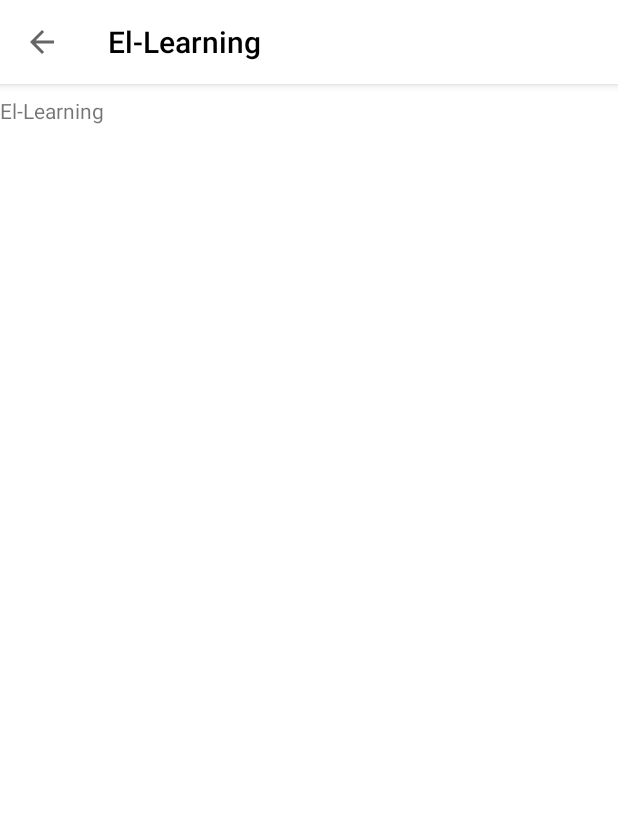
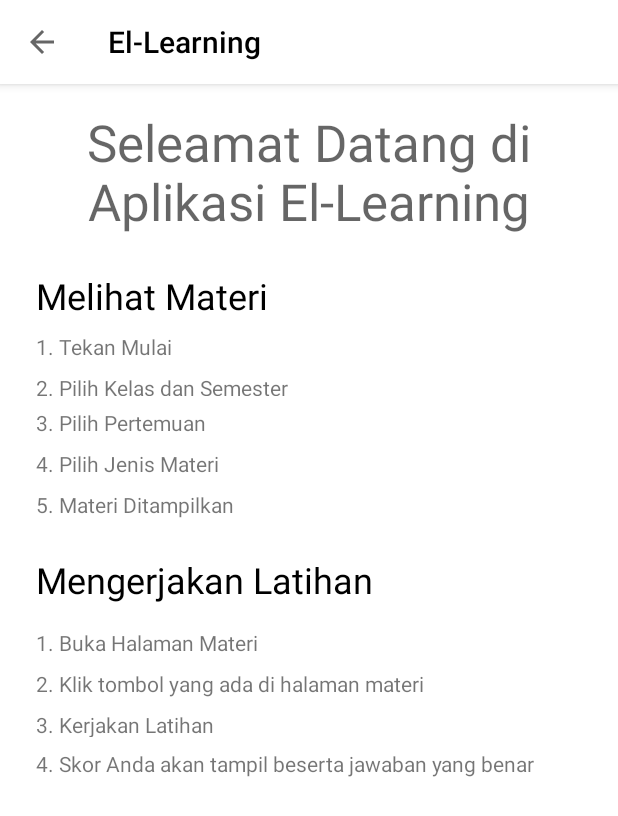
Before and after one commit to adryanev/ElLearning, an Android app: the HelpActivity screen opened directly, with no data from a screen before it, on a phone screen of 412 x 824 dp. Shown: the top 816 px of the screen. Run offline under Robolectric (Android 15) with nearby library versions, the phone set to English and light mode, and no system bars.

Commit message:
Aplikasi Selesai, Silahkan merge ke master

```diff
--- a/app/src/main/assets/materi.json
+++ b/app/src/main/assets/materi.json
@@ -240,8 +240,8 @@
     "kelas" : 7,
     "semester" : 2,
     "pertemuan" : 6,
-    "kategori" : "reading",
-    "fileReference" : "k7_s2_p6_kr.pdf"
+    "kategori" : "listening",
+    "fileReference" : "k7_s2_p6_kl.pdf"
   },
   {
 
--- a/app/src/main/java/com/circlenode/el_learning/activities/HasilActivity.kt
+++ b/app/src/main/java/com/circlenode/el_learning/activities/HasilActivity.kt
@@ -2,6 +2,7 @@ package com.circlenode.el_learning.activities
 
 import android.annotation.SuppressLint
 import android.content.Context
+import android.graphics.Color
 import android.os.Bundle
 import android.view.Gravity
 import android.view.View
@@ -63,6 +64,7 @@ class HasilActivity :AppCompatActivity(){
             textJawabanBenar.gravity = Gravity.CENTER_HORIZONTAL
             textJawabanBenar.text = jawabanBenar[nomor-1]
             textJawabanBenar.setPadding(16,16,16,16)
+            if(jawabanSiswa[nomor-1].equals(jawabanBenar[nomor-1])) tableRow.setBackgroundColor(0x3d5afe00)
             tableRow.addView(textNo,0)
             tableRow.addView(textJawabanSiswa,1)
             tableRow.addView(textJawabanBenar,2)
--- a/app/src/main/java/com/circlenode/el_learning/activities/LatihanActivity.kt
+++ b/app/src/main/java/com/circlenode/el_learning/activities/LatihanActivity.kt
@@ -61,6 +61,10 @@ class LatihanActivity : AppCompatActivity(), View.OnClickListener {
     }
 
     private fun getNextQuestion(){
+        if(AudioPlay.isPlaying()) {
+            AudioPlay.stopAudio()
+            buttonSuara.setImageResource(R.drawable.ic_volume_up_black_24dp)
+        }
         if(nomorSekarang < soalList.size){
             Log.d("LatihanActivity","No sekarang sebelum diubah $nomorSekarang")
             nomorSekarang++;
@@ -155,7 +159,7 @@ class LatihanActivity : AppCompatActivity(), View.OnClickListener {
         super.onDestroy()
         nomorSekarang = 0
         skor = 0
-        AudioPlay.stopAudio()
 
+        if(AudioPlay.isPlaying()) AudioPlay.stopAudio()
     }
 }
--- a/app/src/main/res/layout/activity_help.xml
+++ b/app/src/main/res/layout/activity_help.xml
@@ -22,14 +22,132 @@
         </androidx.appcompat.widget.Toolbar>
     </com.google.android.material.appbar.AppBarLayout>
 
+    <androidx.core.widget.NestedScrollView
+        android:layout_width="match_parent"
+        android:layout_height="wrap_content"
+        app:layout_constraintTop_toBottomOf="@id/appBarHelp"
+        android:layout_marginTop="16dp">
+        <androidx.constraintlayout.widget.ConstraintLayout
+            android:layout_width="match_parent"
+            android:layout_height="wrap_content">
         <TextView
             android:id="@+id/textHelp"
             android:layout_width="match_parent"
             android:layout_height="wrap_content"
             android:layout_marginTop="8dp"
-        android:text="@string/app_name"
+            android:textAppearance="@style/TextAppearance.AppCompat.Display1"
+            android:gravity="center_horizontal"
+            android:text="Seleamat Datang di Aplikasi El-Learning"
             app:layout_constraintEnd_toEndOf="parent"
             app:layout_constraintStart_toStartOf="parent"
             app:layout_constraintTop_toBottomOf="@+id/appBarHelp" />
 
+        <TextView
+            android:id="@+id/textView6"
+            android:layout_width="wrap_content"
+            android:layout_height="wrap_content"
+            android:layout_marginStart="24dp"
+            android:layout_marginTop="24dp"
+            android:text="Melihat Materi"
+            android:textAppearance="@style/TextAppearance.AppCompat.Headline"
+            app:layout_constraintStart_toStartOf="parent"
+            app:layout_constraintTop_toBottomOf="@+id/textHelp" />
+
+        <TextView
+            android:id="@+id/textView17"
+            android:layout_width="wrap_content"
+            android:layout_height="wrap_content"
+            android:layout_marginStart="24dp"
+            android:layout_marginTop="24dp"
+            android:text="Mengerjakan Latihan"
+            android:textAppearance="@style/TextAppearance.AppCompat.Headline"
+            app:layout_constraintStart_toStartOf="parent"
+            app:layout_constraintTop_toBottomOf="@+id/textView16" />
+
+        <TextView
+            android:id="@+id/textView7"
+            android:layout_width="wrap_content"
+            android:layout_height="wrap_content"
+            android:layout_marginTop="8dp"
+            android:text="1. Tekan Mulai"
+            app:layout_constraintStart_toStartOf="@+id/textView6"
+            app:layout_constraintTop_toBottomOf="@+id/textView6" />
+
+        <TextView
+            android:id="@+id/textView19"
+            android:layout_width="wrap_content"
+            android:layout_height="0dp"
+            android:layout_marginTop="16dp"
+            android:text="1. Buka Halaman Materi"
+            app:layout_constraintStart_toStartOf="@+id/textView17"
+            app:layout_constraintTop_toBottomOf="@+id/textView17" />
+
+        <TextView
+            android:id="@+id/textView20"
+            android:layout_width="wrap_content"
+            android:layout_height="0dp"
+            android:layout_marginTop="8dp"
+            android:text="2. Klik tombol yang ada di halaman materi"
+            app:layout_constraintStart_toStartOf="@+id/textView19"
+            app:layout_constraintTop_toBottomOf="@+id/textView19" />
+
+        <TextView
+            android:id="@+id/textView21"
+            android:layout_width="wrap_content"
+            android:layout_height="18dp"
+            android:layout_marginTop="8dp"
+            android:text="3. Kerjakan Latihan"
+            app:layout_constraintStart_toStartOf="@+id/textView20"
+            app:layout_constraintTop_toBottomOf="@+id/textView20" />
+
+        <TextView
+            android:id="@+id/textView22"
+            android:layout_width="wrap_content"
+            android:layout_height="wrap_content"
+            android:layout_marginTop="8dp"
+            android:text="4. Skor Anda akan tampil beserta jawaban yang benar"
+            app:layout_constraintStart_toStartOf="@+id/textView21"
+            app:layout_constraintTop_toBottomOf="@+id/textView21" />
+
+        <TextView
+            android:id="@+id/textView11"
+            android:layout_width="wrap_content"
+            android:layout_height="15dp"
+            android:layout_marginTop="8dp"
+            android:text="2. Pilih Kelas dan Semester"
+            app:layout_constraintStart_toStartOf="@+id/textView7"
+            app:layout_constraintTop_toBottomOf="@+id/textView7" />
+
+        <TextView
+            android:id="@+id/textView15"
+            android:layout_width="wrap_content"
+            android:layout_height="wrap_content"
+            android:layout_marginTop="8dp"
+            android:text="3. Pilih Pertemuan"
+            app:layout_constraintStart_toStartOf="@+id/textView11"
+            app:layout_constraintTop_toBottomOf="@+id/textView11" />
+
+        <TextView
+            android:id="@+id/textView14"
+            android:layout_width="wrap_content"
+            android:layout_height="wrap_content"
+            android:layout_marginTop="8dp"
+            android:text="4. Pilih Jenis Materi"
+            app:layout_constraintStart_toStartOf="@+id/textView15"
+            app:layout_constraintTop_toBottomOf="@+id/textView15" />
+
+        <TextView
+            android:id="@+id/textView16"
+            android:layout_width="wrap_content"
+            android:layout_height="wrap_content"
+            android:layout_marginTop="8dp"
+            android:text="5. Materi Ditampilkan"
+            app:layout_constraintStart_toStartOf="@+id/textView14"
+            app:layout_constraintTop_toBottomOf="@+id/textView14" />
         </androidx.constraintlayout.widget.ConstraintLayout>
+
+
+    </androidx.core.widget.NestedScrollView>
+
+
+</androidx.constraintlayout.widget.ConstraintLayout>
```
Also changed, not shown: app/src/main/assets/soal.json, app/src/main/res/mipmap-hdpi/ic_launcher.png, app/src/main/res/mipmap-hdpi/ic_launcher_round.png, app/src/main/res/mipmap-mdpi/ic_launcher.png, app/src/main/res/mipmap-mdpi/ic_launcher_round.png, app/src/main/res/mipmap-xhdpi/ic_launcher.png, app/src/main/res/mipmap-xhdpi/ic_launcher_round.png, app/src/main/res/mipmap-xxhdpi/ic_launcher.png, app/src/main/res/mipmap-xxhdpi/ic_launcher_round.png, app/src/main/res/mipmap-xxxhdpi/ic_launcher.png, app/src/main/res/mipmap-xxxhdpi/ic_launcher_round.png. Lines whose indentation alone changed are shown as unchanged.
